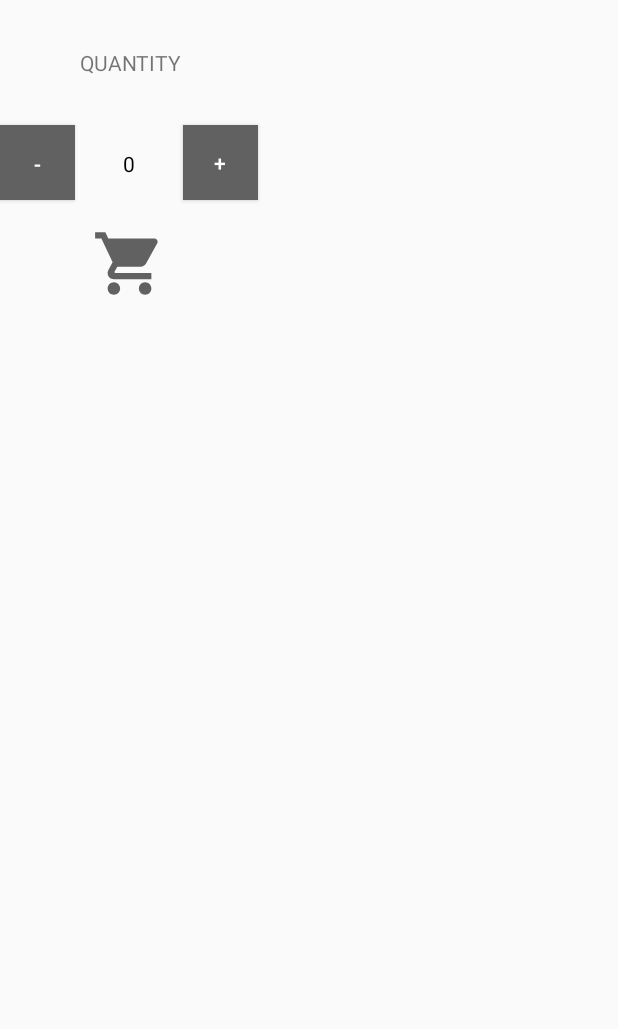
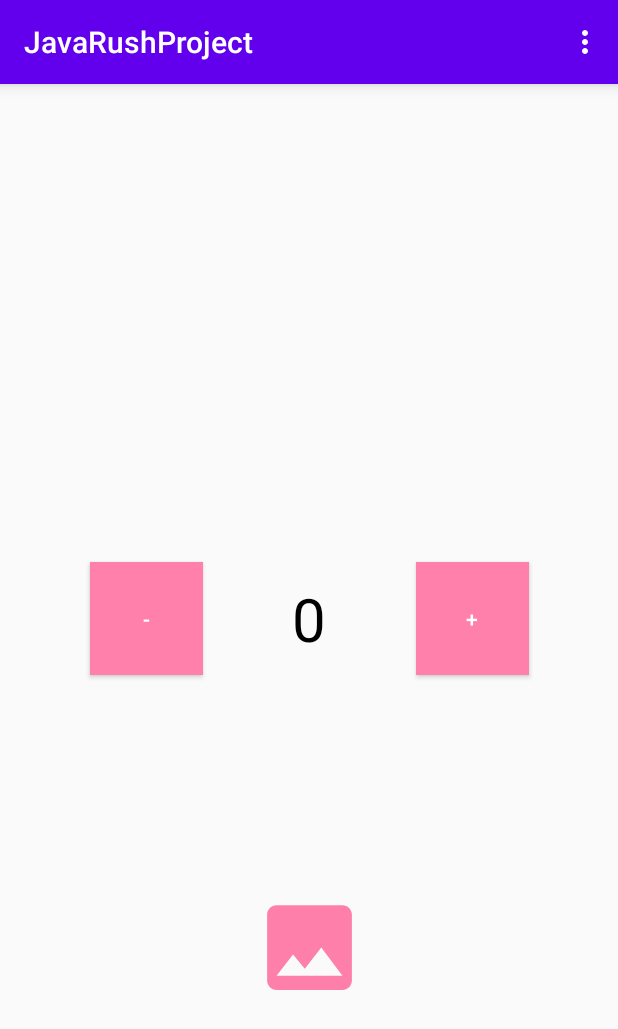
Before and after one commit to Morshu03/JavaRushProject, an Android app: the screen it shows after launch (MainActivity), on a phone screen of 412 x 824 dp. Shown: the top 1029 px of the screen. Run offline under Robolectric (Android 15) with nearby library versions, the phone set to English and light mode, and no system bars.

Commit message:
added toast to the menu

```diff
--- a/app/src/main/java/com/example/javarushproject/MainActivity.java
+++ b/app/src/main/java/com/example/javarushproject/MainActivity.java
@@ -4,12 +4,15 @@ package com.example.javarushproject;
 import android.content.Intent;
 import android.os.Bundle;
 import android.view.Menu;
+import android.view.MenuItem;
 import android.widget.Button;
 import android.widget.ImageButton;
 import android.widget.TextView;
 import android.widget.Toast;
 
+import androidx.annotation.NonNull;
 import androidx.appcompat.app.AppCompatActivity;
+import androidx.appcompat.widget.Toolbar;
 
 public class MainActivity extends AppCompatActivity {
 
@@ -17,8 +20,9 @@ public class MainActivity extends AppCompatActivity {
     int count = 1;
     Button plusBtn;
     Button minusBtn;
-    ImageButton shopBtn;
+    ImageButton imageButton;
     TextView quantityText;
+    Toolbar myToolbar;
 
 
     public static final String DEFAULT_VALUE_KEY = "default_value_key";
@@ -30,13 +34,25 @@ public class MainActivity extends AppCompatActivity {
     }
 
     @Override
+    public boolean onOptionsItemSelected(MenuItem item) {
+        int id = item.getItemId();
+        if (id == R.id.item1){
+            Toast.makeText(this,getString(R.string.item1), Toast.LENGTH_SHORT).show();
+        }
+
+        return super.onOptionsItemSelected(item);
+    }
+
+    @Override
     protected void onCreate(Bundle savedInstanceState) {
         super.onCreate(savedInstanceState);
         setContentView(R.layout.activity_main);
         plusBtn = findViewById(R.id.btn_plus);
         minusBtn = findViewById(R.id.btn_minus);
-        shopBtn = findViewById(R.id.shop_btn);
-        quantityText = findViewById(R.id.quantity_text_view);
+        quantityText = findViewById(R.id.quantity_text);
+        myToolbar = findViewById(R.id.toolbar);
+        imageButton = findViewById(R.id.image_button);
+        setSupportActionBar(myToolbar);
 
         plusBtn.setOnClickListener(view -> {
             defaultValue += count;
@@ -48,13 +64,13 @@ public class MainActivity extends AppCompatActivity {
             quantityText.setText(String.valueOf(defaultValue));
         });
 
-        shopBtn.setOnClickListener(view -> {
+        imageButton.setOnClickListener(view -> {
             if (defaultValue > 0) {
                 Intent myIntent = new Intent(this, SecondActivity.class);
                 myIntent.putExtra(DEFAULT_VALUE_KEY, defaultValue);
                 this.startActivity(myIntent);
             } else {
-                Toast.makeText(this, "dygf", Toast.LENGTH_SHORT).show();
+                Toast.makeText(this, "ошибка", Toast.LENGTH_SHORT).show();
             }
         });
     }
--- /dev/null
+++ b/app/src/main/res/drawable/ic_baseline_image_24.xml
@@ -0,0 +1,10 @@
+<vector xmlns:android="http://schemas.android.com/apk/res/android"
+    android:width="24dp"
+    android:height="24dp"
+    android:tint="#FD7FAA"
+    android:viewportWidth="24"
+    android:viewportHeight="24">
+    <path
+        android:fillColor="@android:color/white"
+        android:pathData="M21,19V5c0,-1.1 -0.9,-2 -2,-2H5c-1.1,0 -2,0.9 -2,2v14c0,1.1 0.9,2 2,2h14c1.1,0 2,-0.9 2,-2zM8.5,13.5l2.5,3.01L14.5,12l4.5,6H5l3.5,-4.5z" />
+</vector>
--- a/app/src/main/res/drawable/ic_baseline_shopping_cart_24.xml
+++ /dev/null
@@ -1,5 +0,0 @@
-<vector android:height="24dp" android:tint="#616161"
-    android:viewportHeight="24" android:viewportWidth="24"
-    android:width="24dp" xmlns:android="http://schemas.android.com/apk/res/android">
-    <path android:fillColor="@android:color/white" android:pathData="M7,18c-1.1,0 -1.99,0.9 -1.99,2S5.9,22 7,22s2,-0.9 2,-2 -0.9,-2 -2,-2zM1,2v2h2l3.6,7.59 -1.35,2.45c-0.16,0.28 -0.25,0.61 -0.25,0.96 0,1.1 0.9,2 2,2h12v-2L7.42,15c-0.14,0 -0.25,-0.11 -0.25,-0.25l0.03,-0.12 0.9,-1.63h7.45c0.75,0 1.41,-0.41 1.75,-1.03l3.58,-6.49c0.08,-0.14 0.12,-0.31 0.12,-0.48 0,-0.55 -0.45,-1 -1,-1L5.21,4l-0.94,-2L1,2zM17,18c-1.1,0 -1.99,0.9 -1.99,2s0.89,2 1.99,2 2,-0.9 2,-2 -0.9,-2 -2,-2z"/>
-</vector>
--- a/app/src/main/res/drawable/ic_baseline_sort_24.xml
+++ /dev/null
@@ -1,5 +0,0 @@
-<vector android:autoMirrored="true" android:height="24dp"
-    android:tint="#616161" android:viewportHeight="24"
-    android:viewportWidth="24" android:width="24dp" xmlns:android="http://schemas.android.com/apk/res/android">
-    <path android:fillColor="@android:color/white" android:pathData="M3,18h6v-2L3,16v2zM3,6v2h18L21,6L3,6zM3,13h12v-2L3,11v2z"/>
-</vector>
--- a/app/src/main/res/layout/activity_main.xml
+++ b/app/src/main/res/layout/activity_main.xml
@@ -6,67 +6,57 @@
     android:layout_height="match_parent"
     tools:context=".MainActivity">
 
+    <include
+        android:id="@+id/toolbar"
+        layout="@layout/toolbar" />
+
     <TextView
-        android:id="@+id/quantity_title"
+        android:id="@+id/quantity_text"
         android:layout_width="wrap_content"
         android:layout_height="wrap_content"
-        android:layout_marginHorizontal="@dimen/quantity_text_margin"
-        android:layout_marginVertical="@dimen/default_android_margin"
-        android:padding="@dimen/default_android_padding"
-        android:text="@string/quantity_title"
-        android:textAllCaps="true"
-        app:layout_constraintBottom_toTopOf="@id/quantity_text_view"
+        android:text="@string/quantity_text_view"
+        android:textSize="@dimen/default_android_text_size"
+        android:textColor="@color/black"
         app:layout_constraintStart_toStartOf="parent"
-        app:layout_constraintTop_toTopOf="parent" />
+        app:layout_constraintEnd_toEndOf="parent"
+        app:layout_constraintTop_toTopOf="parent"
+        app:layout_constraintBottom_toBottomOf="parent"
+        />
 
-    <TextView
-        android:id="@+id/quantity_text_view"
-        android:layout_width="wrap_content"
-        android:layout_height="wrap_content"
-        android:layout_below="@id/quantity_title"
-        android:layout_margin="@dimen/default_android_margin"
-        android:padding="@dimen/default_android_padding"
-        android:text="@string/quantity_text_view"
-        android:textColor="@color/black"
-        app:layout_constraintLeft_toRightOf="@id/btn_minus"
-        app:layout_constraintTop_toBottomOf="@id/quantity_title" />
-
-    <ImageButton
-        android:id="@+id/shop_btn"
+    <Button
+        android:id="@+id/btn_minus"
         android:layout_width="@dimen/button_plus_minus_size"
         android:layout_height="@dimen/button_plus_minus_size"
-        app:layout_constraintTop_toBottomOf="@id/quantity_text_view"
-        app:layout_constraintStart_toStartOf="@id/quantity_text_view"
-        app:layout_constraintEnd_toEndOf="@id/quantity_text_view"
-        android:layout_margin="@dimen/default_android_margin"
-        android:src="@drawable/ic_baseline_shopping_cart_24"
-        android:background="@null"
-        android:scaleType="fitXY"
-        android:adjustViewBounds="true"/>
+        android:background="@color/pink_A100"
+        android:text="@string/button_minus_text"
+        android:textColor="@color/white"
+        app:layout_constraintEnd_toStartOf="@+id/quantity_text"
+        app:layout_constraintStart_toStartOf="parent"
+        app:layout_constraintBottom_toBottomOf="parent"
+        app:layout_constraintTop_toTopOf="parent" />
 
     <Button
         android:id="@+id/btn_plus"
         android:layout_width="@dimen/button_plus_minus_size"
         android:layout_height="@dimen/button_plus_minus_size"
-        android:layout_below="@id/quantity_title"
-        android:layout_margin="@dimen/default_android_margin"
-        android:background="@color/gray_700"
+        android:background="@color/pink_A100"
         android:text="@string/button_plus_text"
         android:textColor="@color/white"
-        app:layout_constraintLeft_toRightOf="@id/quantity_text_view"
-        app:layout_constraintTop_toBottomOf="@id/quantity_title" />
+        app:layout_constraintStart_toEndOf="@+id/quantity_text"
+        app:layout_constraintEnd_toEndOf="parent"
+        app:layout_constraintBottom_toBottomOf="parent"
+        app:layout_constraintTop_toTopOf="parent" />
 
-    <Button
-        android:id="@+id/btn_minus"
+    <ImageButton
+        android:id="@+id/image_button"
         android:layout_width="@dimen/button_plus_minus_size"
         android:layout_height="@dimen/button_plus_minus_size"
-        android:layout_below="@id/quantity_title"
-        android:layout_margin="@dimen/default_android_margin"
-        android:background="@color/gray_700"
-        android:padding="@dimen/default_android_padding"
-        android:text="@string/button_minus_text"
-        android:textColor="@color/white"
-        app:layout_constraintRight_toLeftOf="@id/quantity_text_view"
-        app:layout_constraintTop_toBottomOf="@id/quantity_title" />
+        android:scaleType="centerCrop"
+        android:src="@drawable/ic_baseline_image_24"
+        android:background="@null"
+        app:layout_constraintStart_toStartOf="@id/quantity_text"
+        app:layout_constraintEnd_toEndOf="@id/quantity_text"
+        app:layout_constraintBottom_toBottomOf="parent"
+        app:layout_constraintTop_toBottomOf="@id/quantity_text" />
 
 </androidx.constraintlayout.widget.ConstraintLayout>
--- /dev/null
+++ b/app/src/main/res/layout/toolbar.xml
@@ -0,0 +1,8 @@
+<?xml version="1.0" encoding="utf-8"?>
+<androidx.appcompat.widget.Toolbar xmlns:android="http://schemas.android.com/apk/res/android"
+    android:layout_width="match_parent"
+    android:layout_height="wrap_content"
+    android:background="@color/purple_500"
+    android:elevation="@dimen/elevation"
+    android:theme="@style/ThemeOverlay.AppCompat.Dark.ActionBar">
+</androidx.appcompat.widget.Toolbar>
--- a/app/src/main/res/menu/main_menu.xml
+++ b/app/src/main/res/menu/main_menu.xml
@@ -1,11 +1,11 @@
 <?xml version="1.0" encoding="utf-8"?>
-<menu xmlns:app="http://schemas.android.com/apk/res-auto"
-    xmlns:android="http://schemas.android.com/apk/res/android">
+<menu xmlns:tools="http://schemas.android.com/tools"
+    xmlns:android="http://schemas.android.com/apk/res/android"
+    xmlns:app="http://schemas.android.com/apk/res-auto"
+    >
     <item
-        android:id="@+id/sort_btn"
-        android:orderInCategory="10"
-        android:title="@string/sort"
-        android:icon="@drawable/ic_baseline_sort_24"
-        app:showAsAction="always|withText">
-    </item>
+        android:id="@+id/item1"
+        android:title="@string/item1"
+        android:orderInCategory="100"
+        app:showAsAction="never"/>
 </menu>
--- a/app/src/main/res/values/dimens.xml
+++ b/app/src/main/res/values/dimens.xml
@@ -2,8 +2,9 @@
 <resources>
     <dimen name="default_android_padding">16dp</dimen>
     <dimen name="default_android_margin">16dp</dimen>
-    <dimen name="quantity_text_margin">37dp</dimen>
-    <dimen name="button_plus_minus_size">50dp</dimen>
+    <dimen name="default_android_text_size">40sp</dimen>
+    <dimen name="button_text_size">15sp</dimen>
+    <dimen name="button_plus_minus_size">75dp</dimen>
     <dimen name="toolbar_height">56dp</dimen>
     <dimen name="elevation">6dp</dimen>
     <dimen name="translationZ">4dp</dimen>
--- a/app/src/main/res/values/strings.xml
+++ b/app/src/main/res/values/strings.xml
@@ -1,8 +1,8 @@
 <resources>
     <string name="app_name">JavaRushProject</string>
-    <string name="quantity_title">Quantity</string>
+    <string name="button_minus_text">-</string>
     <string name="button_plus_text">+</string>
-    <string name="button_minus_text">-</string>
     <string name="quantity_text_view">0</string>
     <string name="sort">dropdown</string>
+    <string name="item1">item!</string>
 </resources>
```
